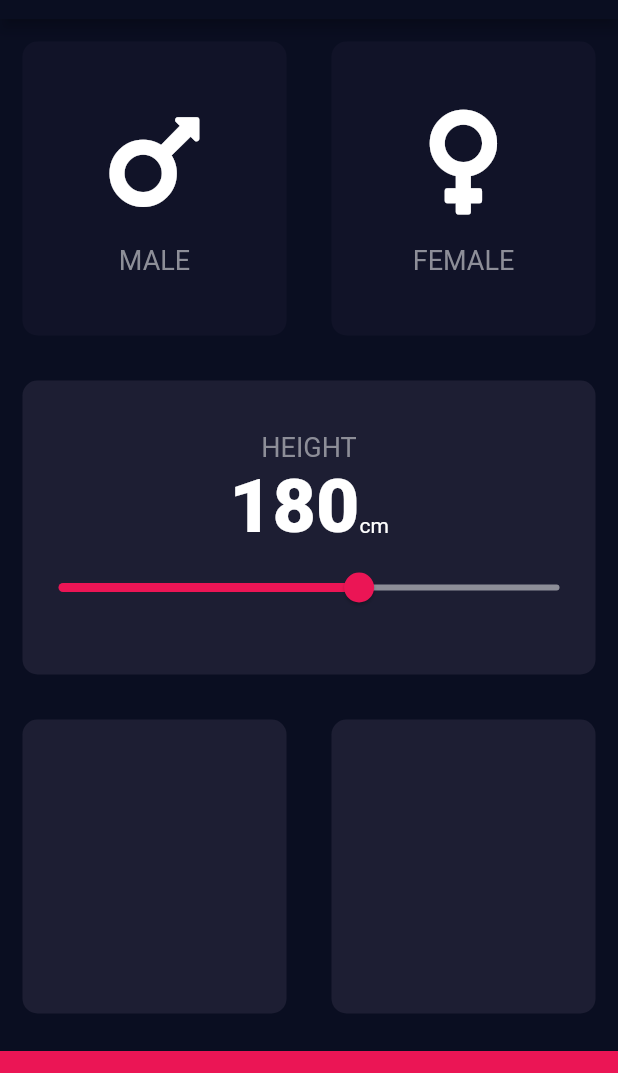
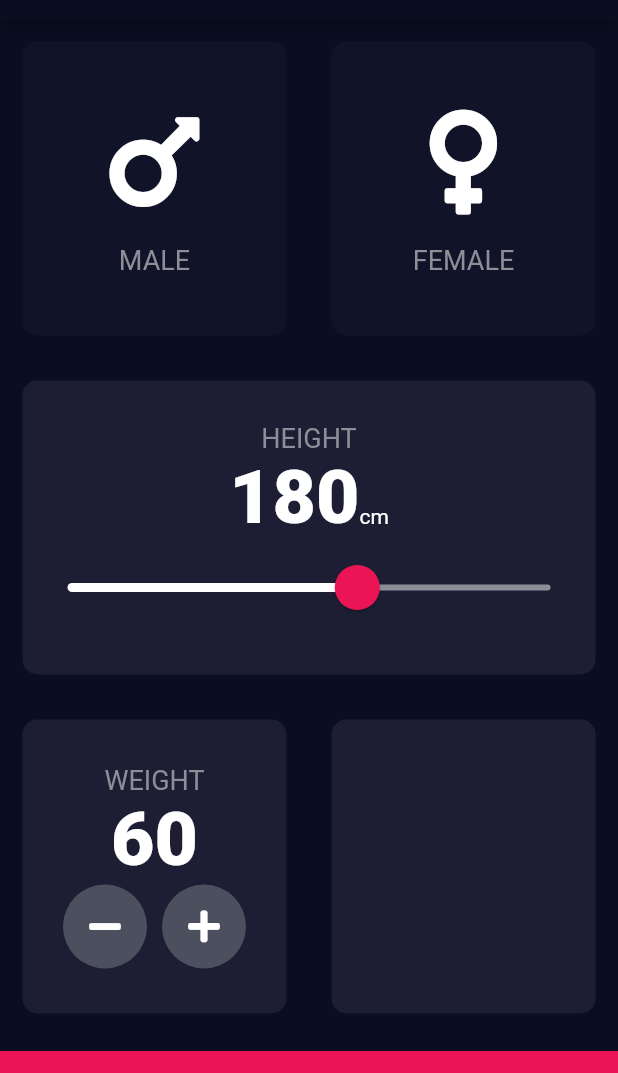
Before and after one commit to sgmagar/bmi-calculator, a Flutter app: the screen it shows after launch, on a phone screen of 412 x 824 dp, the part 65-1138 px from its top. Run offline on Flutter 3.47's test engine with Material 2 defaults, Android fonts, the phone set to English and light mode, and no system bars; our stand-ins replace font_awesome_flutter.

Commit message:
update slider and make weight card functional

```diff
--- a/lib/constants.dart
+++ b/lib/constants.dart
@@ -15,5 +15,7 @@ const kNumberTextStyle = TextStyle(
   fontWeight: FontWeight.w900,
 );
 
-const kSliderActiveColor = Color(0xFFEB1555);
+const kSliderActiveColor = Colors.white;
 const kSliderInactiveColor = Color(0xFF8D8E98);
+const kSliderThumbColor = Color(0xFFEB1555);
+const kSliderOverlayColor = Color(0x29EB1555);
--- a/lib/input_page.dart
+++ b/lib/input_page.dart
@@ -14,6 +14,7 @@ class InputPage extends StatefulWidget {
 class _InputPageState extends State<InputPage> {
   Gender selectedGender;
   int height = 180;
+  int weight = 60;
 
   @override
   Widget build(BuildContext context) {
@@ -84,17 +85,27 @@ class _InputPageState extends State<InputPage> {
                         Text("cm")
                       ],
                     ),
-                    Slider(
+                    SliderTheme(
+                      data: SliderTheme.of(context).copyWith(
+                        activeTrackColor: kSliderActiveColor,
+                        inactiveTrackColor: kSliderInactiveColor,
+                        thumbColor: kSliderThumbColor,
+                        overlayColor: kSliderOverlayColor,
+                        thumbShape:
+                            RoundSliderThumbShape(enabledThumbRadius: 15.0),
+                        overlayShape:
+                            RoundSliderOverlayShape(overlayRadius: 30.0),
+                      ),
+                      child: Slider(
                         value: height.toDouble(),
                         min: 120.0,
                         max: 220.0,
-                      activeColor: kSliderActiveColor,
-                      inactiveColor: kSliderInactiveColor,
                         onChanged: (double newValue) {
                           setState(() {
                             height = newValue.round();
                           });
                         },
+                      ),
                     )
                   ],
                 ),
@@ -106,6 +117,43 @@ class _InputPageState extends State<InputPage> {
                   Expanded(
                     child: ReusableCard(
                       color: kActiveCardColor,
+                      cardChild: Column(
+                        mainAxisAlignment: MainAxisAlignment.center,
+                        children: <Widget>[
+                          Text(
+                            "WEIGHT",
+                            style: kLabelStyle,
+                          ),
+                          Text(
+                            weight.toString(),
+                            style: kNumberTextStyle,
+                          ),
+                          Row(
+                            mainAxisAlignment: MainAxisAlignment.center,
+                            children: <Widget>[
+                              RoundIconButton(
+                                icon: FontAwesomeIcons.minus,
+                                onPress: () {
+                                  setState(() {
+                                    weight--;
+                                  });
+                                },
+                              ),
+                              SizedBox(
+                                width: 10.0,
+                              ),
+                              RoundIconButton(
+                                icon: FontAwesomeIcons.plus,
+                                onPress: () {
+                                  setState(() {
+                                    weight++;
+                                  });
+                                },
+                              )
+                            ],
+                          )
+                        ],
+                      ),
                     ),
                   ),
                   Expanded(
@@ -126,3 +174,25 @@ class _InputPageState extends State<InputPage> {
         ));
   }
 }
+
+class RoundIconButton extends StatelessWidget {
+  final IconData icon;
+  final Function onPress;
+
+  RoundIconButton({@required this.icon, @required this.onPress});
+
+  @override
+  Widget build(BuildContext context) {
+    return RawMaterialButton(
+      child: Icon(icon),
+      elevation: 0.0,
+      onPressed: onPress,
+      constraints: BoxConstraints.tightFor(
+        width: 56.0,
+        height: 56.0,
+      ),
+      shape: CircleBorder(),
+      fillColor: Color(0xFF4C4F5E),
+    );
+  }
+}
```
Lines whose indentation alone changed are shown as unchanged.
